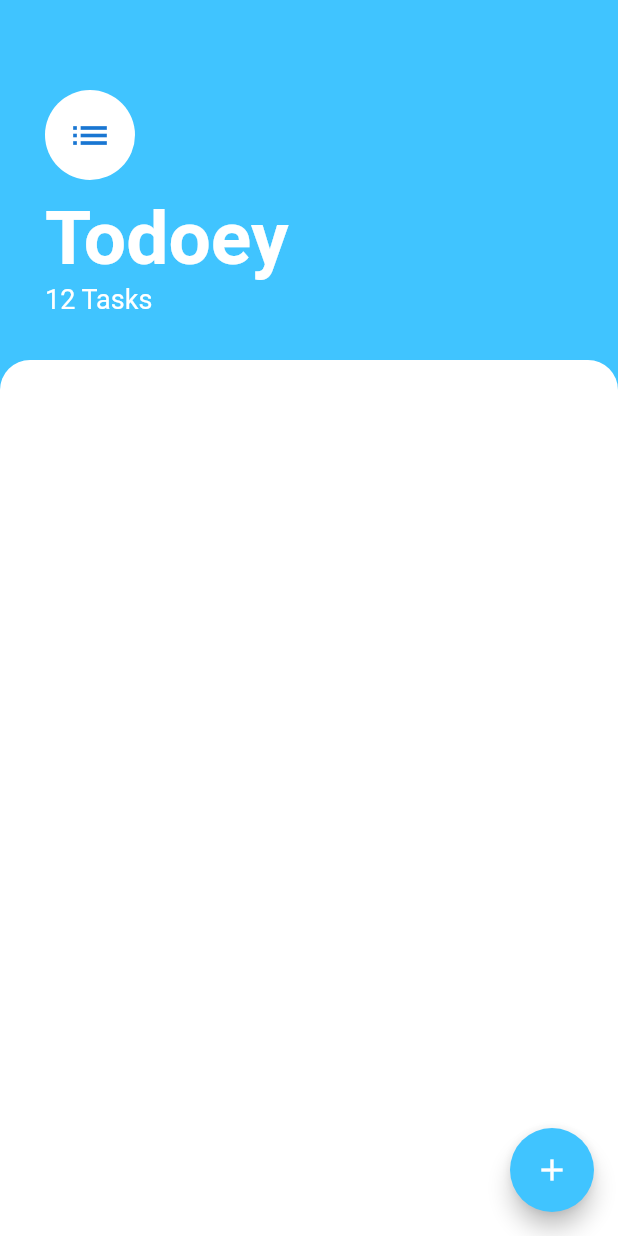
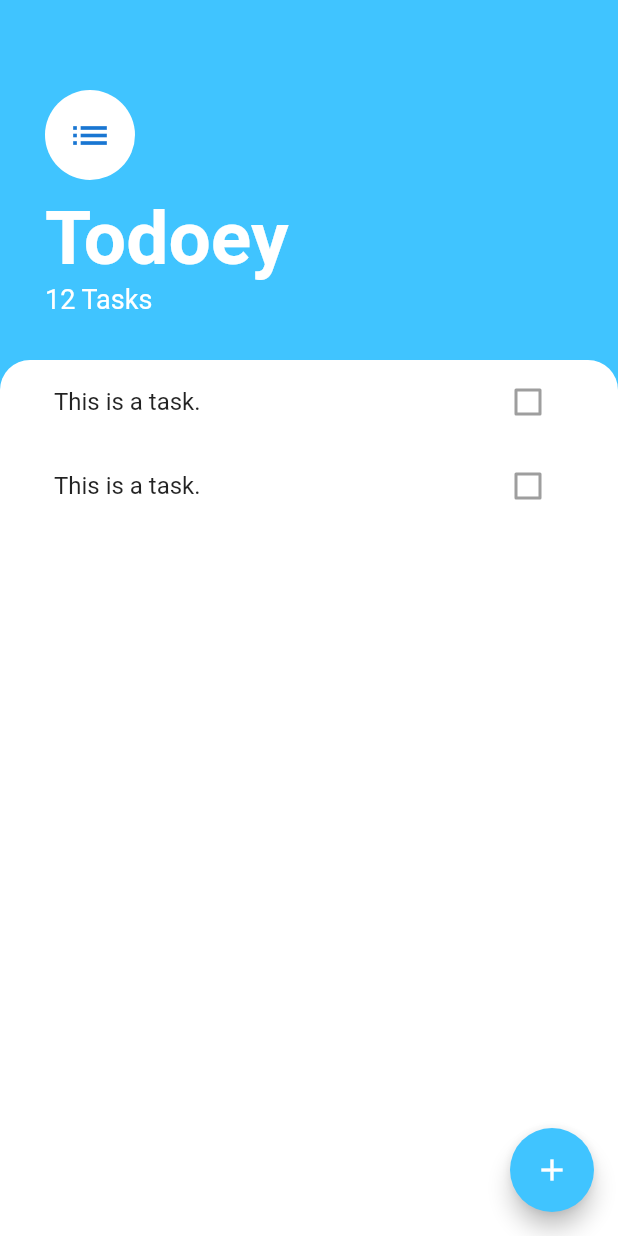
Before and after one commit to Henry-Ning/todoey_flutter, a Flutter app: the screen it shows after launch, on a phone screen of 412 x 824 dp. Run offline on Flutter 3.47's test engine with Material 2 defaults, Android fonts, the phone set to English and light mode, and no system bars.

Commit message:
210. The ListView Challenge 10min

```diff
--- a/lib/screens/tasks_screen.dart
+++ b/lib/screens/tasks_screen.dart
@@ -1,4 +1,5 @@
 import 'package:flutter/material.dart';
+import 'package:todoeyflutter/widgets/tasks_list.dart';
 
 class TasksScreen extends StatelessWidget {
   @override
@@ -8,6 +9,9 @@ class TasksScreen extends StatelessWidget {
         floatingActionButton: FloatingActionButton(
           backgroundColor: Colors.lightBlueAccent,
           child: Icon(Icons.add),
+          onPressed: () {
+            //
+          },
         ),
         body: Column(
           crossAxisAlignment: CrossAxisAlignment.start,
@@ -49,11 +53,13 @@ class TasksScreen extends StatelessWidget {
             ),
             Expanded(
               child: Container(
+                padding: EdgeInsets.symmetric(horizontal: 20.0),
                 decoration: BoxDecoration(
                     color: Colors.white,
                     borderRadius: BorderRadius.only(
                         topLeft: Radius.circular(20),
                         topRight: Radius.circular(20))),
+                child: TasksList(),
               ),
             ),
           ],
--- /dev/null
+++ b/lib/widgets/tasks_list.dart
@@ -0,0 +1,15 @@
+import 'package:flutter/material.dart';
+import 'package:todoeyflutter/widgets/tasks_tile.dart';
+
+class TasksList extends StatelessWidget {
+
+  @override
+  Widget build(BuildContext context) {
+    return ListView(
+      children: <Widget>[
+        TaskTile(),
+        TaskTile(),
+      ],
+    );
+  }
+}
--- /dev/null
+++ b/lib/widgets/tasks_tile.dart
@@ -0,0 +1,14 @@
+import 'package:flutter/material.dart';
+
+class TaskTile extends StatelessWidget {
+
+  @override
+  Widget build(BuildContext context) {
+    return ListTile(
+      title: Text('This is a task.'),
+      trailing: Checkbox(
+        value: false,
+      ),
+    );
+  }
+}
```
